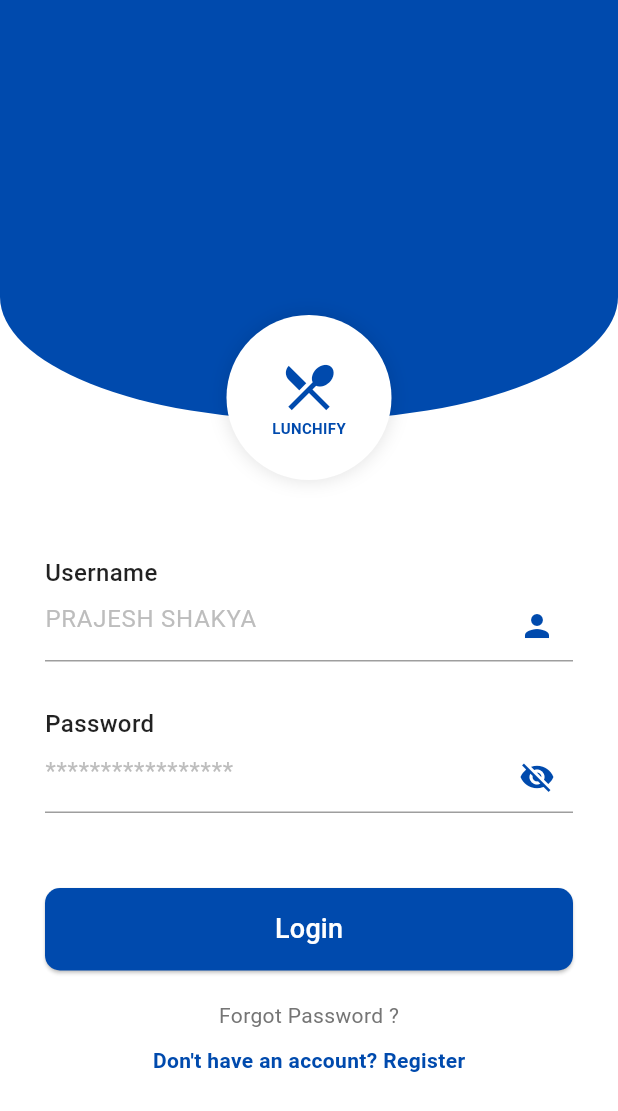
After one commit to izzulhaq/RekaysaInteraksi, a Flutter app: the AuthentifikasiView screen opened by its route, on a phone screen of 412 x 824 dp. The commit adds this screen. Shown: the top 1111 px of the screen. Run offline on Flutter 3.47's test engine with Material 3 defaults, Android fonts, the light colour scheme and no system bars; our stand-ins replace firebase_core, get; accounts and stored records are empty; Roboto replaces fonts that are missing (Poppins).

Commit message:
update authentifikasi

```diff
--- /dev/null
+++ b/lib/app/modules/authentifikasi/controllers/authentifikasi_controller.dart
@@ -0,0 +1,33 @@
+import 'package:flutter/material.dart';
+import 'package:get/get.dart';
+
+class AuthentifikasiController extends GetxController {
+  // Variable untuk Login
+  final loginUserC = TextEditingController();
+  final loginPassC = TextEditingController();
+  var isPasswordHidden = true.obs; // Untuk toggle icon mata
+
+  // Variable untuk Register / Add Contact
+  final fullNameC = TextEditingController();
+  final emailC = TextEditingController();
+  final classC = TextEditingController();
+  final sectionC = TextEditingController();
+  final rollNoC = TextEditingController();
+
+  @override
+  void onClose() {
+    loginUserC.dispose();
+    loginPassC.dispose();
+    fullNameC.dispose();
+    emailC.dispose();
+    classC.dispose();
+    sectionC.dispose();
+    rollNoC.dispose();
+    super.onClose();
+  }
+
+  // Fungsi Toggle Password
+  void togglePasswordVisibility() {
+    isPasswordHidden.value = !isPasswordHidden.value;
+  }
+}
--- /dev/null
+++ b/lib/app/modules/authentifikasi/views/authentifikasi_view.dart
@@ -0,0 +1,178 @@
+import 'package:flutter/material.dart';
+import 'package:get/get.dart';
+import '../controllers/authentifikasi_controller.dart';
+import 'register_view.dart'; // Kita akan buat file ini setelahnya
+
+class AuthentifikasiView extends GetView<AuthentifikasiController> {
+  const AuthentifikasiView({Key? key}) : super(key: key);
+
+  final Color primaryBlue = const Color(0xFF004AAD);
+
+  @override
+  Widget build(BuildContext context) {
+    return Scaffold(
+      backgroundColor: Colors.white,
+      body: SingleChildScrollView(
+        child: Column(
+          children: [
+            // HEADER (Sama seperti Home)
+            _buildHeader(),
+
+            const SizedBox(height: 50),
+
+            // FORM LOGIN
+            Padding(
+              padding: const EdgeInsets.symmetric(horizontal: 30),
+              child: Column(
+                crossAxisAlignment: CrossAxisAlignment.start,
+                children: [
+                  // Username Field
+                  _buildLabel("Username"),
+                  TextField(
+                    controller: controller.loginUserC,
+                    decoration: InputDecoration(
+                      hintText: "PRAJESH SHAKYA", // Placeholder dummy
+                      hintStyle: TextStyle(color: Colors.grey[400]),
+                      suffixIcon: Icon(Icons.person, color: primaryBlue),
+                      enabledBorder: const UnderlineInputBorder(
+                        borderSide: BorderSide(color: Colors.grey),
+                      ),
+                      focusedBorder: UnderlineInputBorder(
+                        borderSide: BorderSide(color: primaryBlue, width: 2),
+                      ),
+                    ),
+                  ),
+
+                  const SizedBox(height: 30),
+
+                  // Password Field
+                  _buildLabel("Password"),
+                  Obx(() => TextField(
+                    controller: controller.loginPassC,
+                    obscureText: controller.isPasswordHidden.value,
+                    decoration: InputDecoration(
+                      hintText: "*****************",
+                      hintStyle: TextStyle(color: Colors.grey[400]),
+                      suffixIcon: IconButton(
+                        icon: Icon(
+                          controller.isPasswordHidden.value
+                            ? Icons.visibility_off
+                            : Icons.visibility,
+                          color: primaryBlue,
+                        ),
+                        onPressed: controller.togglePasswordVisibility,
+                      ),
+                      enabledBorder: const UnderlineInputBorder(
+                        borderSide: BorderSide(color: Colors.grey),
+                      ),
+                      focusedBorder: UnderlineInputBorder(
+                        borderSide: BorderSide(color: primaryBlue, width: 2),
+                      ),
+                    ),
+                  )),
+
+                  const SizedBox(height: 50),
+
+                  // Login Button
+                  SizedBox(
+                    width: double.infinity,
+                    height: 55,
+                    child: ElevatedButton(
+                      onPressed: () {
+                         // Arahkan ke Home
+                         Get.offAllNamed('/home');
+                      },
+                      style: ElevatedButton.styleFrom(
+                        backgroundColor: primaryBlue,
+                        shape: RoundedRectangleBorder(
+                          borderRadius: BorderRadius.circular(10),
+                        ),
+                      ),
+                      child: const Text(
+                        "Login",
+                        style: TextStyle(fontSize: 18, color: Colors.white),
+                      ),
+                    ),
+                  ),
+
+                  const SizedBox(height: 20),
+
+                  // Forgot Password & Link ke Register
+                  Center(
+                    child: Column(
+                      children: [
+                        Text("Forgot Password ?", style: TextStyle(color: Colors.grey[600])),
+                        const SizedBox(height: 10),
+                        // Tombol Text untuk ke halaman Register
+                        GestureDetector(
+                          onTap: () => Get.to(() => const RegisterView()),
+                          child: Text(
+                            "Don't have an account? Register",
+                            style: TextStyle(
+                              color: primaryBlue,
+                              fontWeight: FontWeight.bold
+                            ),
+                          ),
+                        ),
+                      ],
+                    ),
+                  ),
+                ],
+              ),
+            ),
+          ],
+        ),
+      ),
+    );
+  }
+
+  Widget _buildLabel(String text) {
+    return Text(
+      text,
+      style: const TextStyle(
+        fontSize: 16,
+        color: Colors.black87,
+        fontWeight: FontWeight.w500,
+      ),
+    );
+  }
+
+  // Header Melengkung (Reusable)
+  Widget _buildHeader() {
+    return Stack(
+      alignment: Alignment.bottomCenter,
+      children: [
+        Container(
+          height: 280, // Sedikit lebih tinggi untuk Login
+          margin: const EdgeInsets.only(bottom: 40),
+          decoration: BoxDecoration(
+            color: primaryBlue,
+            borderRadius: const BorderRadius.only(
+              bottomLeft: Radius.elliptical(250, 100), // Lengkungan curam
+              bottomRight: Radius.elliptical(250, 100),
+            ),
+          ),
+        ),
+        Positioned(
+          bottom: 0,
+          child: Container(
+            width: 110,
+            height: 110,
+            decoration: const BoxDecoration(
+              color: Colors.white,
+              shape: BoxShape.circle,
+              boxShadow: [BoxShadow(color: Colors.black12, blurRadius: 10)],
+            ),
+            child: Column(
+              mainAxisAlignment: MainAxisAlignment.center,
+              children: [
+                 Icon(Icons.restaurant_menu, size: 40, color: primaryBlue),
+                 Text("LUNCHIFY", style: TextStyle(fontSize: 10, fontWeight: FontWeight.bold, color: primaryBlue))
+              ],
+            ),
+          ),
+        ),
+      ],
+    );
+  }
+}
--- a/lib/app/modules/voting/widgets/food_card.dart
+++ b/lib/app/modules/voting/widgets/food_card.dart
@@ -1,4 +1,5 @@
 import 'package:flutter/material.dart';
+import 'package:lunchify/app/modules/voting/models/food_option.dart';
 import '../models/food_model.dart';
 
 class FoodCard extends StatelessWidget {
```
Also changed, not shown: lib/app/modules/authentifikasi/bindings/authentifikasi_bindings.dart (added, +11 -0 lines), lib/app/modules/authentifikasi/views/register_view.dart (added, +143 -0 lines), lib/app/routes/app_pages.dart (+11 -8 lines).
